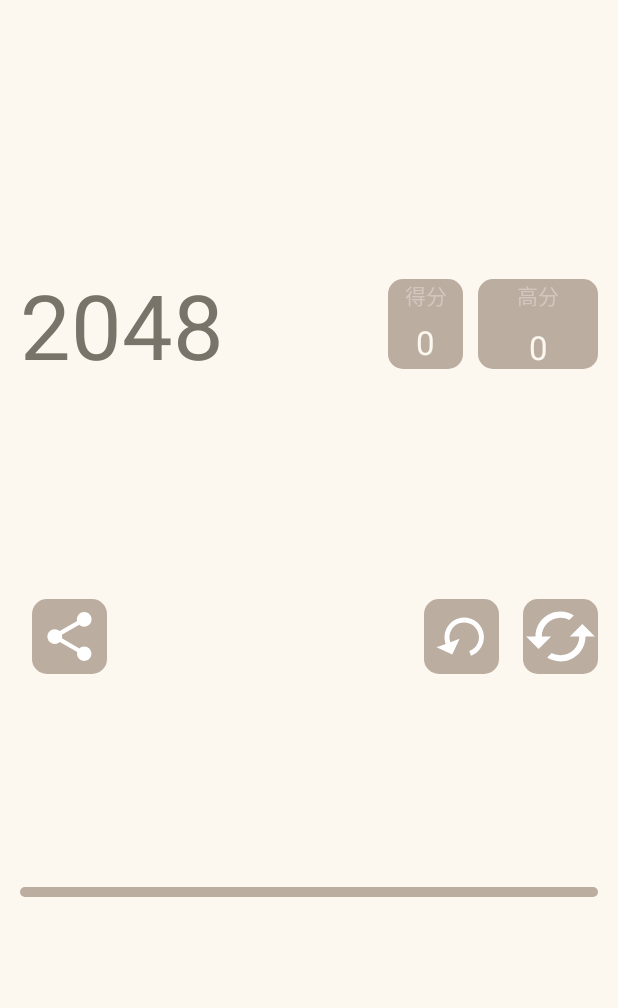
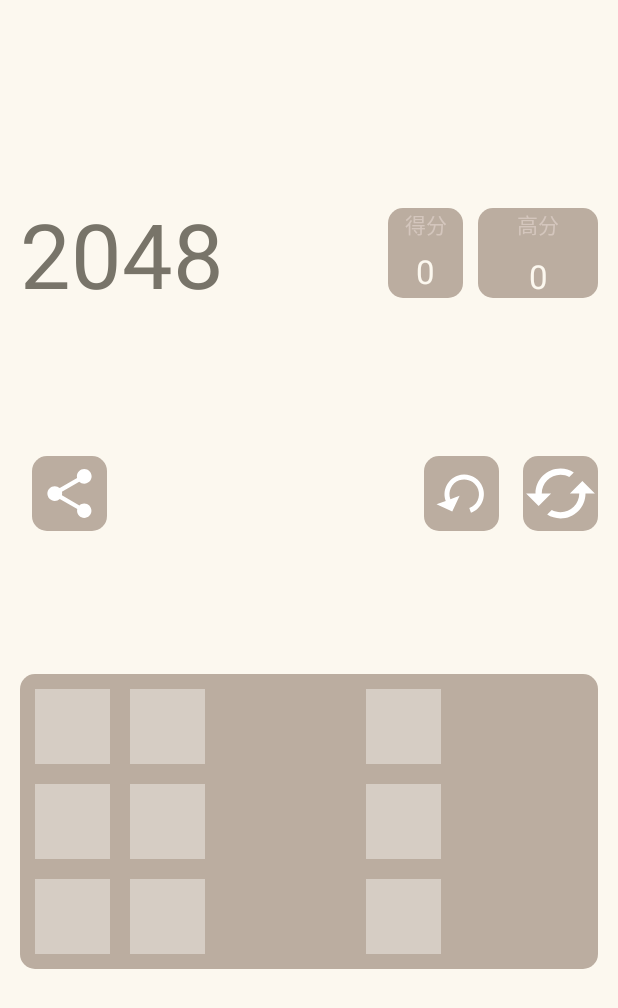
Before and after one commit to Ria122526/Game2048kt, an Android app: the GameActivity screen opened directly, with no data from a screen before it, on a phone screen of 412 x 824 dp. Shown: the top 1008 px of the screen. Run offline under Robolectric (Android 15) with nearby library versions, the phone set to English and light mode, and no system bars; our stand-ins replace Room's generated code.

```diff
--- a/app/src/main/java/com/example/game2048kt/game/GameActivity.kt
+++ b/app/src/main/java/com/example/game2048kt/game/GameActivity.kt
@@ -3,6 +3,7 @@ package com.example.game2048kt.game
 import androidx.appcompat.app.AppCompatActivity
 import android.os.Bundle
 import android.view.Gravity
+import android.view.MotionEvent
 import android.view.View
 import android.view.animation.Animation
 import android.widget.GridLayout
@@ -15,6 +16,7 @@ import com.example.game2048kt.TheModeEnum.Companion.getEnum
 import com.example.game2048kt.roomDataBase.DataBase
 import com.example.game2048kt.roomDataBase.Rank
 import com.example.game2048kt.tools.ConvertToDp
+import kotlin.math.abs
 
 private const val MAR = 10
 private const val THREE = 3
@@ -23,7 +25,7 @@ private const val FIVE = 5
 private const val SIX = 6
 private const val EIGHT = 8
 
-class GameActivity : AppCompatActivity() {
+class GameActivity : AppCompatActivity(), View.OnTouchListener {
 
     private lateinit var tvScore: TextView
     private lateinit var tvHighScore: TextView
@@ -59,7 +61,7 @@ class GameActivity : AppCompatActivity() {
     private var cardSize = 0f
     private var textSize = 0f
 
-    private lateinit var newCard: Animation
+    private lateinit var newCardAnimation: Animation
 
     override fun onCreate(savedInstanceState: Bundle?) {
         super.onCreate(savedInstanceState)
@@ -70,6 +72,7 @@ class GameActivity : AppCompatActivity() {
         initView()
         initClicks()
         gameCardsViewAdding()
+        updateGameViews()
     }
 
     // 載入view
@@ -129,7 +132,7 @@ class GameActivity : AppCompatActivity() {
     // 動態生成遊戲畫面每一格的卡片
     private fun gameCardsViewAdding() {
 
-        val gameGridLayout = GridLayout(this@GameActivity)
+        val gameGridLayout: GridLayout = findViewById(R.id.game_gl)
 
         for (i in 0 until gameData.size) {
             for (j in 0 until gameData.size) {
@@ -145,9 +148,9 @@ class GameActivity : AppCompatActivity() {
                 cardBg[i][j].textSize = textSize
 
                 gridLayoutParams.height =
-                    (ConvertToDp.convertPixelToDp(cardSize, this@GameActivity)) as Int
+                    (ConvertToDp.convertPixelToDp(cardSize, this@GameActivity)).toInt()
                 gridLayoutParams.width =
-                    ConvertToDp.convertPixelToDp(cardSize, this@GameActivity) as Int
+                    ConvertToDp.convertPixelToDp(cardSize, this@GameActivity).toInt()
 
                 gridLayoutParams.setMargins(MAR, MAR, MAR, MAR)
 
@@ -155,6 +158,36 @@ class GameActivity : AppCompatActivity() {
             }
         }
     }
+
+    // 從資料中取得每一格的數字，賦予顏色、數字後，刷新遊戲格子的畫面
+    private fun updateGameViews() {
+        for (i in 0 until gameData.size) {
+            for (j in 0 until gameData.size) {
+
+                val tvCardBg = cardBg[i][j]
+                // 從資料中獲取該格子為甚麼資料並設定文字
+                tvCardBg.text = (gameSaveData.coorsArr[i][j]).toString()
+
+                when (gameSaveData.coorsArr[i][j]) {
+                    2 -> tvCardBg.setBackgroundResource(R.color.cards_number2_EFE5DB)
+                    4 -> tvCardBg.setBackgroundResource(R.color.cards_number4_EDE1C9)
+                    8 -> tvCardBg.setBackgroundResource(R.color.cards_number8_F4B17A)
+                    16 -> tvCardBg.setBackgroundResource(R.color.cards_number16_F69463)
+                    32 -> tvCardBg.setBackgroundResource(R.color.cards_number32_F57C5F)
+                    64 -> tvCardBg.setBackgroundResource(R.color.cards_number64_F75E3E)
+                    128 -> tvCardBg.setBackgroundResource(R.color.cards_number128_EECF72)
+                    258 -> tvCardBg.setBackgroundResource(R.color.cards_number256_ECC850)
+                    0 -> {
+                        tvCardBg.text = ""
+                        tvCardBg.setBackgroundResource(R.color.cards_empty_D6CDC4)
+                    }
+
+                    else -> tvCardBg.setBackgroundResource(R.color.cards_numberDefault_EDC53F)
+                }
+            }
+        }
+    }
+
 
     override fun onPause() {
         super.onPause()
@@ -172,4 +205,28 @@ class GameActivity : AppCompatActivity() {
 //            println(rankDao.getAll()[0])
 //        }.start()
 //    }
+
+    private fun writeData() {}
+
+    override fun onTouch(v: View?, event: MotionEvent?): Boolean {
+        when (event?.action) {
+            // 偵測第一個觸發點按下
+            MotionEvent.ACTION_DOWN -> {
+                gestureX = 0f
+                gestureY = 0f
+
+                mPosX = event.x
+                mPosY = event.y
+
+            }
+
+            MotionEvent.ACTION_MOVE -> {
+                if (abs(gestureX) != 0f || abs(gestureY) != 0f) return false
+
+                // 移動前需要暫存
+            }
+        }
+
+        return true
+    }
 }
```
